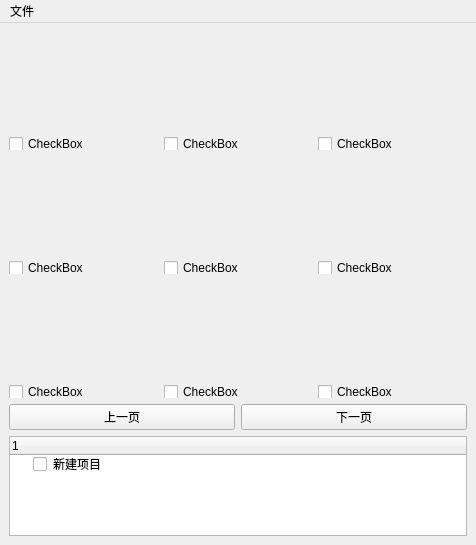
Above: browser.ui from CenYunhan/FursuitFridayImproved before the change. Below: the same form after it.
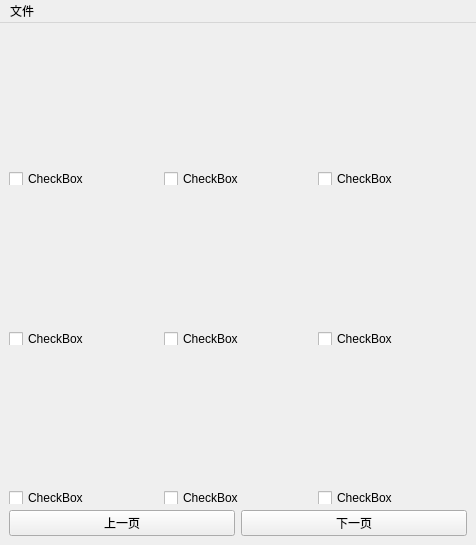
That is the form after the change.

Patch:
```diff
--- a/browser.ui
+++ b/browser.ui
@@ -180,32 +180,6 @@
       </item>
      </layout>
     </item>
-    <item row="9" column="0">
-     <widget class="QTreeWidget" name="treeWidget">
-      <property name="maximumSize">
-       <size>
-        <width>16777215</width>
-        <height>100</height>
-       </size>
-      </property>
-      <column>
-       <property name="text">
-        <string>1</string>
-       </property>
-      </column>
-      <item>
-       <property name="text">
-        <string>新建项目</string>
-       </property>
-       <property name="checkState">
-        <enum>Unchecked</enum>
-       </property>
-       <property name="flags">
-        <set>ItemIsSelectable|ItemIsUserCheckable|ItemIsEnabled</set>
-       </property>
-      </item>
-     </widget>
-    </item>
     <item row="4" column="0">
      <layout class="QHBoxLayout" name="horizontalLayout_3">
       <item>
```
Left out of the diff: 272 changed lines with no effect on the pictures.
